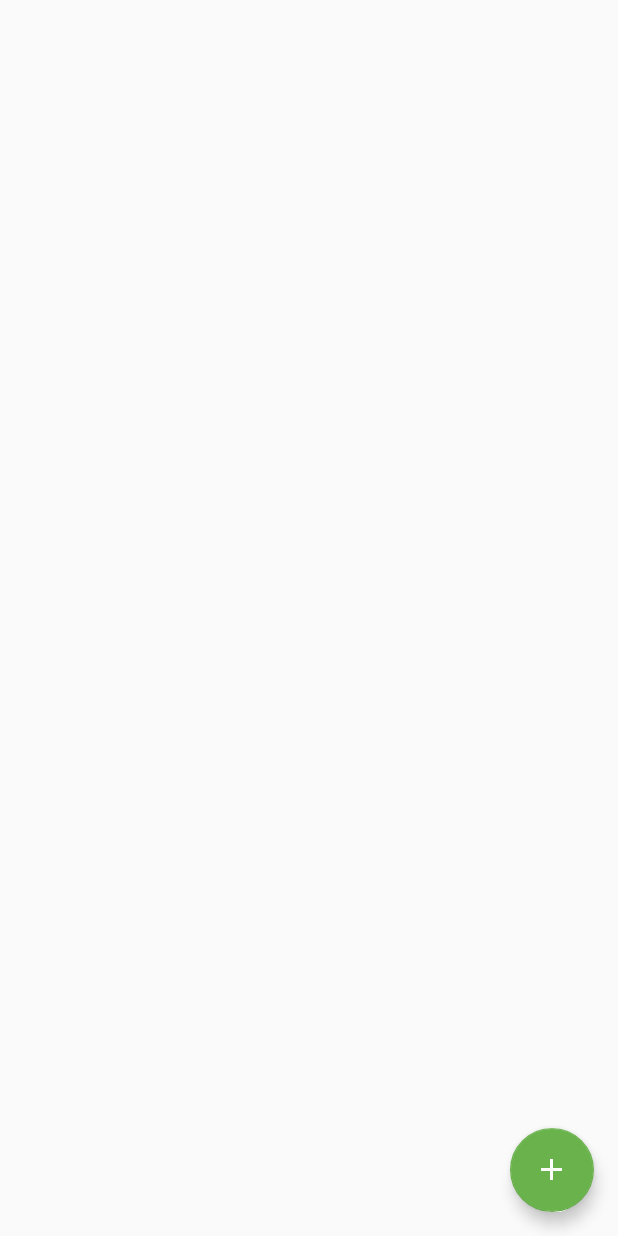
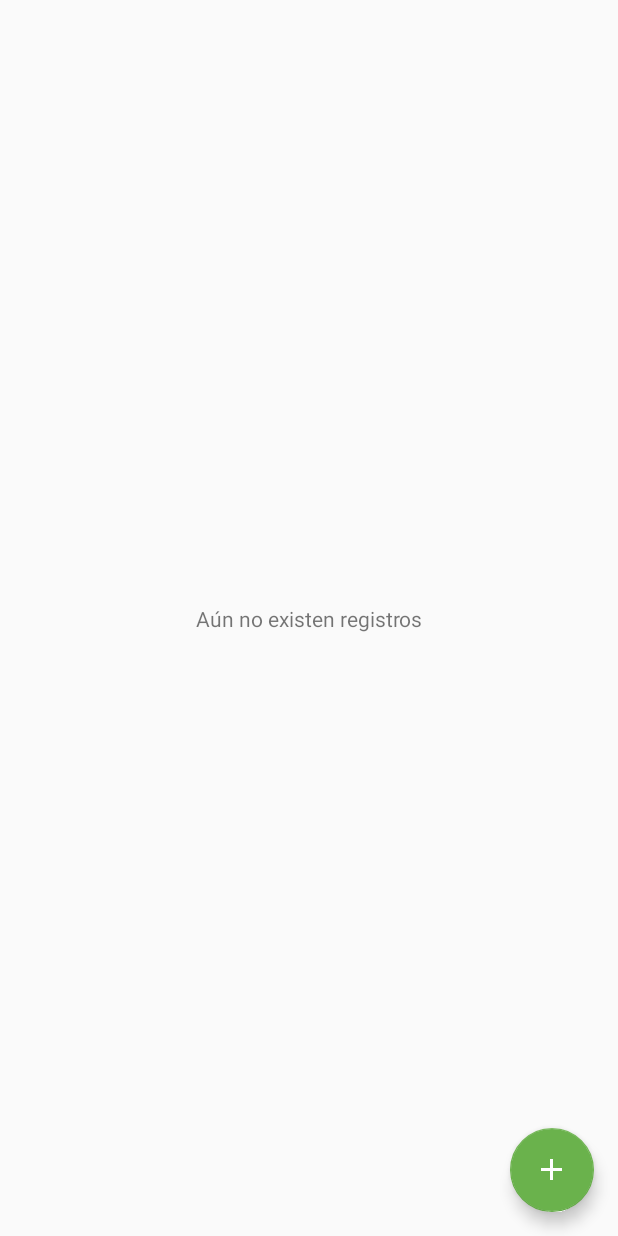
Before and after one commit to kairias97/estacion-vital-patient-hub-android, an Android app: the layout fragment_conversation_history.xml on its own in the app's theme, with its tools: preview values and no code run, on a phone screen of 412 x 824 dp. Run offline under Robolectric (Android 15) with nearby library versions, the phone set to English and light mode, and no system bars.

Commit message:
Se agrega funcionalidad para historial de conversaciones para ambos

```diff
--- a/app/src/main/java/com/estacionvital/patienthub/data/remote/EVTwilioChatRemoteDataSource.kt
+++ b/app/src/main/java/com/estacionvital/patienthub/data/remote/EVTwilioChatRemoteDataSource.kt
@@ -22,7 +22,7 @@ class EVTwilioChatRemoteDataSource {
 
                     override fun onClientSynchronization(p0: ChatClient.SynchronizationStatus?) {
                         //aca
-                        if(p0!! == ChatClient.SynchronizationStatus.CHANNELS_COMPLETED){
+                        if(p0!! == ChatClient.SynchronizationStatus.COMPLETED || p0!! == ChatClient.SynchronizationStatus.CHANNELS_COMPLETED){
                             callback.onSuccess()
                         }
                     }
--- a/app/src/main/java/com/estacionvital/patienthub/presenter/implementations/ConversationHistoryPresenterImpl.kt
+++ b/app/src/main/java/com/estacionvital/patienthub/presenter/implementations/ConversationHistoryPresenterImpl.kt
@@ -57,7 +57,6 @@ class ConversationHistoryPresenterImpl: IConversationHistoryPresenter {
     override fun callSubscribedChannels(data: List<EVUserExamination>) {
         mEVTwilioChatRemoteDataSource.callSubscribedChannels(object: IEVTwilioCallSubscribedChannelsCallBack{
             override fun onSuccess(channels: List<Channel>) {
-                mConverstaionHistoryFragmentView.hideLoading()
                 var list: MutableList<EVChannel> = ArrayList<EVChannel>()
                 for(channel in data){
                     var newChannel = EVChannel()
@@ -77,7 +76,7 @@ class ConversationHistoryPresenterImpl: IConversationHistoryPresenter {
                         list.add(newChannel)
                     }
                 }
-                mConverstaionHistoryFragmentView.getChannels(list)
+                mConverstaionHistoryFragmentView.setChannelList(list)
             }
 
             override fun onFailure() {
--- a/app/src/main/java/com/estacionvital/patienthub/ui/adapters/EVClubAdapter.kt
+++ b/app/src/main/java/com/estacionvital/patienthub/ui/adapters/EVClubAdapter.kt
@@ -47,7 +47,6 @@ class EVClubAdapter: RecyclerView.Adapter<EVClubViewHolder> {
     }
     fun getSelectedClubs(): List<EVClub>{
         return this.clubs.filter { it.isSelected || it.isRemoteRegistered}
-
     }
 
     fun setClub(club: EVClub){
--- a/app/src/main/java/com/estacionvital/patienthub/ui/fragmentViews/IConversationHistoryFragmentView.kt
+++ b/app/src/main/java/com/estacionvital/patienthub/ui/fragmentViews/IConversationHistoryFragmentView.kt
@@ -14,5 +14,5 @@ interface IConversationHistoryFragmentView {
     fun hideLoading()
     fun showError()
     fun setHistory(data: EVUserExaminationData)
-    fun getChannels(data: List<EVChannel>)
+    fun setChannelList(data: MutableList<EVChannel>)
 }
--- a/app/src/main/res/layout/fragment_conversation_history.xml
+++ b/app/src/main/res/layout/fragment_conversation_history.xml
@@ -5,12 +5,25 @@
     android:layout_height="match_parent"
     tools:context="com.estacionvital.patienthub.ui.fragments.ConversationHistoryFragment">
 
-    <android.support.v7.widget.RecyclerView
+    <android.support.constraint.ConstraintLayout
         android:layout_width="match_parent"
         android:layout_height="match_parent">
+        <TextView
+            android:id="@+id/textView_register_none"
+            android:layout_width="wrap_content"
+            android:layout_height="wrap_content"
+            app:layout_constraintTop_toTopOf="parent"
+            app:layout_constraintBottom_toBottomOf="parent"
+            app:layout_constraintRight_toRightOf="parent"
+            app:layout_constraintLeft_toLeftOf="parent"
+            android:text="@string/no_register_label"/>
+        <android.support.v7.widget.RecyclerView
+            android:id="@+id/recyclerView"
+            android:layout_width="match_parent"
+            android:layout_height="match_parent">
 
-    </android.support.v7.widget.RecyclerView>
-
+        </android.support.v7.widget.RecyclerView>
+    </android.support.constraint.ConstraintLayout>
     <android.support.design.widget.FloatingActionButton
         android:id="@+id/fab_chat_add"
         android:layout_width="wrap_content"
--- a/app/src/main/res/values/strings.xml
+++ b/app/src/main/res/values/strings.xml
@@ -95,4 +95,6 @@
     <string name="previous">Anterior</string>
     <string name="next">Siguiente</string>
     <string name="placeholder_pager">Página %d de %d</string>
+    <string name="no_register_label">Aún no existen registros</string>
+    <string name="channel_name">Estacion Vital</string>
 </resources>
```
Also changed, not shown: app/src/main/java/com/estacionvital/patienthub/ui/adapters/ConversationHistoryAdapter.kt (added, +46 -0 lines), app/src/main/java/com/estacionvital/patienthub/ui/adapters/ConversationHistoryViewHolder.kt (added, +33 -0 lines), app/src/main/java/com/estacionvital/patienthub/ui/fragments/ConversationHistoryFragment.kt (+56 -3 lines), app/src/main/res/layout/item_channel_history.xml (added, +38 -0 lines).
